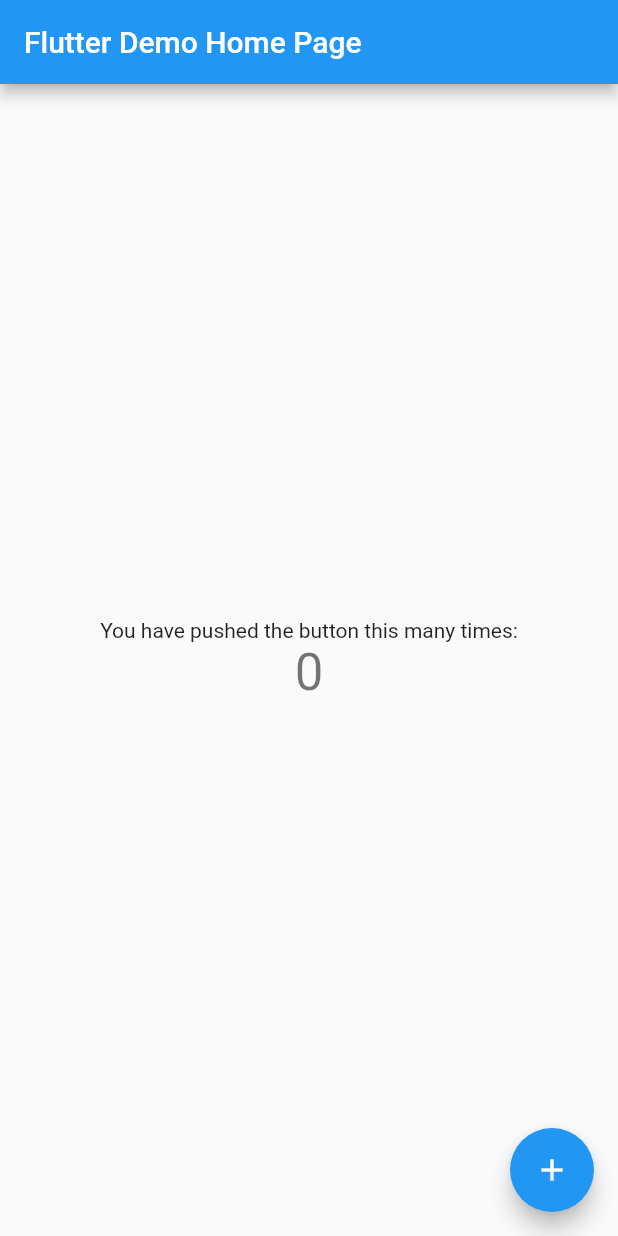
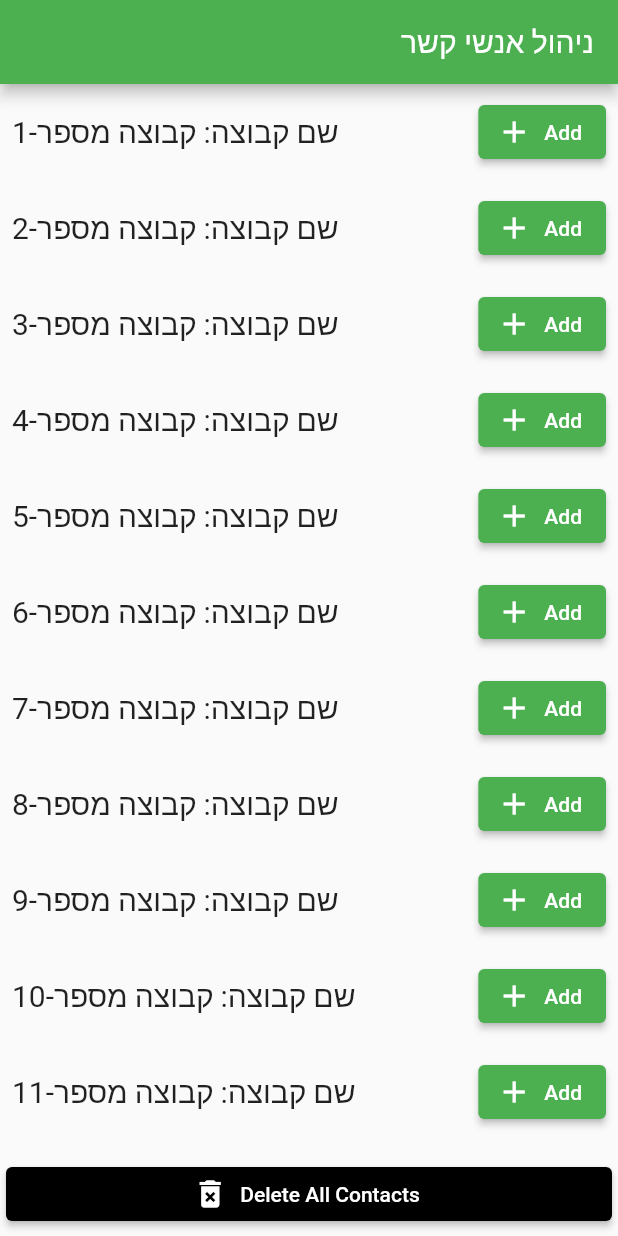
Before and after one commit to Yonatan-n/tarboot_hamal, a Flutter app: the screen it shows after launch, on a phone screen of 412 x 824 dp. Run offline on Flutter 3.47's test engine with Material 2 defaults, Android fonts, the phone set to English and light mode, and no system bars; our stand-ins replace flutter_contacts, shared_preferences.

Commit message:
starting to get some shape

```diff
--- /dev/null
+++ b/lib/AddContactsPage.dart
@@ -0,0 +1,242 @@
+import 'package:flutter/material.dart';
+import 'package:flutter_contacts/flutter_contacts.dart';
+import 'package:provider/provider.dart';
+import 'package:shared_preferences/shared_preferences.dart';
+import 'consts.dart';
+
+List<List<String>> temp = [
+  ["Dude 1", "0451123345"],
+  ["Dude 2", "0451123345"],
+  ["Dude 3", "0451123345"],
+  ["Dude 4", "0451123345"],
+  ["Dude 5", "0451123345"],
+  ["Dude 6", "0451123345"],
+  ["Dude 7", "0451123345"],
+  ["Dude 8", "0451123345"],
+  ["Dude 19", "0451123345"],
+  ["Dude 29", "0451123345"],
+  ["Dude 39", "0451123345"],
+  ["Dude 49", "0451123345"],
+  ["Dude 59", "0451123345"],
+  ["Dude 69", "0451123345"],
+  ["Dude 79", "0451123345"],
+  ["Dude 89", "0451123345"],
+  ["Dude 99", "0451123345"],
+  ["Dude 09", "0451123345"],
+  ["Dude 119", "0451123345"],
+  ["Dude 912", "0451123345"],
+  ["Dude 92", "0451123345"],
+  ["Dude 93", "0451123345"],
+  ["Dude 94", "0451123345"],
+  ["Dude 95", "0451123345"],
+  ["Dude 96", "0451123345"],
+  ["Dude 97", "0451123345"],
+  ["Dude 98", "0451123345"],
+  ["Dude 99", "0451123345"],
+  ["Dude 90", "0451123345"],
+  ["Dude 911", "0451123345"],
+  ["Dude 912", "0451123345"],
+  ["Dude 923", "0451123345"],
+  ["Dude 934", "0451123345"],
+  ["Dude 956", "0451123345"],
+  ["Dude 9566", "0451123345"],
+  ["Dude 961", "0451123345"],
+  ["Dude 962", "0451123345"],
+  ["Dude 9622", "0451123345"],
+  ["Dude 963", "0451123345"],
+  ["Dude 964", "0451123345"],
+  ["Dude 9666", "0451123345"],
+  ["Dude 9a", "0451123345"],
+  ["Dude 9c", "0451123345"],
+  ["Dude 9x", "0451123345"],
+  ["Dude 9z", "0451123345"],
+];
+
+class AddContactsPage extends StatelessWidget {
+  @override
+  Widget build(BuildContext context) {
+    return ListenableProvider(
+      create: (_) => ContactsPageModal(),
+      builder: (context, __) {
+        return Scaffold(
+          appBar: AppBar(
+            title: Row(
+              mainAxisAlignment: MainAxisAlignment.end,
+              children: [
+                Text("ניהול אנשי קשר"),
+              ],
+            ),
+          ),
+          body: Center(
+            child: Column(
+                crossAxisAlignment: CrossAxisAlignment.stretch,
+                children: [
+                  Expanded(
+                      child: ListView(
+                    children: [
+                      GroupMenu(groupName: "קבוצה מספר-1", group: temp),
+                      GroupMenu(groupName: "קבוצה מספר-2", group: temp),
+                      GroupMenu(groupName: "קבוצה מספר-3", group: temp),
+                      GroupMenu(groupName: "קבוצה מספר-4", group: temp),
+                      GroupMenu(groupName: "קבוצה מספר-5", group: temp),
+                      GroupMenu(groupName: "קבוצה מספר-6", group: temp),
+                      GroupMenu(groupName: "קבוצה מספר-7", group: temp),
+                      GroupMenu(groupName: "קבוצה מספר-8", group: temp),
+                      GroupMenu(groupName: "קבוצה מספר-9", group: temp),
+                      GroupMenu(groupName: "קבוצה מספר-10", group: temp),
+                      GroupMenu(groupName: "קבוצה מספר-11", group: temp),
+                      GroupMenu(groupName: "קבוצה מספר-12", group: temp),
+                    ],
+                  )),
+                  Padding(
+                    padding: const EdgeInsets.all(4),
+                    child: ElevatedButton.icon(
+                      style: ElevatedButton.styleFrom(
+                        primary: Colors.black,
+                      ),
+                      onPressed: () => context
+                          .read<ContactsPageModal>()
+                          .deleteAllContacts(context, HAMAL_GROUP_GENERAL),
+                      icon: Icon(Icons.delete_forever),
+                      label: Text('Delete All Contacts'),
+                    ),
+                  )
+                ]),
+          ),
+        );
+      },
+    );
+  }
+}
+
+class GroupMenu extends StatelessWidget {
+  final String groupName;
+  final List group;
+  const GroupMenu({this.groupName, this.group}) : super();
+
+  @override
+  Widget build(BuildContext context) {
+    return Padding(
+      padding: const EdgeInsets.all(8),
+      child: Row(
+        //  crossAxisAlignment: CrossAxisAlignment.,
+        mainAxisAlignment: MainAxisAlignment.spaceBetween,
+        children: <Widget>[
+          Text(
+            "שם קבוצה: " + groupName,
+            textAlign: TextAlign.right,
+            textDirection: TextDirection.rtl,
+            style: TextStyle(
+                fontSize: Theme.of(context).textTheme.headline6.fontSize),
+          ),
+          context.watch<ContactsPageModal>().groupsSaved.contains(groupName)
+              ? ElevatedButton.icon(
+                  style: ElevatedButton.styleFrom(
+                    primary: Colors.red,
+                  ),
+                  onPressed: () => context
+                      .read<ContactsPageModal>()
+                      .deleteAllContacts(context, groupName),
+                  icon: Icon(Icons.delete),
+                  label: Text('Delete'),
+                )
+              : ElevatedButton.icon(
+                  onPressed: () => context
+                      .read<ContactsPageModal>()
+                      .addAllContacts(context, groupName, group),
+                  icon: Icon(Icons.add),
+                  label: Text(
+                    'Add',
+                  ),
+                )
+        ],
+      ),
+    );
+  }
+}
+
+class ContactsPageModal extends ChangeNotifier {
+  int contactsCount;
+  Set<String> groupsSaved;
+  String groupNameModal;
+  int progressCurrent;
+  int progressTotal;
+
+  ContactsPageModal() {
+    this.contactsCount = 0;
+    this.groupsSaved = {};
+  }
+
+  void addAllContacts(
+    BuildContext context,
+    String groupName,
+    List<List<String>> group,
+  ) async {
+    bool isOk = await showAddDialog(context, groupName, false);
+    if (await FlutterContacts.requestPermission()) {
+      // List<Contact> contacts =
+      //     await FlutterContacts.getContacts(withProperties: true);
+
+      group.forEach((tuple) async {
+        print("ADDING : $tuple");
+        await (Contact()
+              ..name.first = tuple[0]
+              ..phones = [Phone(tuple[1])]
+              ..organizations = [
+                Organization(company: HAMAL_GROUP_GENERAL),
+                Organization(company: "__${groupName}__")
+              ])
+            .insert();
+      });
+    }
+  }
+
+  void deleteAllContacts(BuildContext context, String groupName) async {
+    bool isOk = await showAddDialog(context, groupName, true);
+    if (!isOk) return;
+    print("del");
+    showProgressDialog(context);
+    return;
+    List<Contact> contacts =
+        await FlutterContacts.getContacts(withProperties: true);
+    contacts
+        .where((contact) => contact.organizations
+            .contains(Organization(company: "__${groupName}__")))
+        .forEach((contact) async {
+      print("DELETE ${contact.displayName}");
+      await contact.delete();
+    });
+  }
+}
+
+Future<bool> showAddDialog(
+    BuildContext context, String groupName, bool isDelete) {
+  return showDialog(
+      context: context,
+      builder: (context) => AlertDialog(
+            title: Text(isDelete ? "מחק" : "הוסף" + " " + groupName),
+            // content: SingleChildScrollView(
+            //   child: Column(
+            //     children: [Text("האם את בטוחה?")],
+            //   ),
+            // ),
+            actions: [
+              TextButton(
+                  onPressed: () => Navigator.pop(context, false),
+                  child: Text("ביטול")),
+              TextButton(
+                  onPressed: () => Navigator.pop(context, true),
+                  child: Text("אוקיי")),
+            ],
+          ));
+}
+
+Future<void> showProgressDialog(context) {
+  return showDialog<void>(
+    context: context,
+    builder: (context) => AlertDialog(
+      title: Text("התקדמות"), // > diffrent name for this modal?
+      content: LinearProgressIndicator(),
+    ),
+  );
+}
--- /dev/null
+++ b/lib/consts.dart
@@ -0,0 +1 @@
+const String HAMAL_GROUP_GENERAL = "__HAMAL_GROUP_GENERAL__";
--- a/lib/main.dart
+++ b/lib/main.dart
@@ -1,4 +1,5 @@
 import 'package:flutter/material.dart';
+import 'AddContactsPage.dart';
 
 void main() {
   runApp(MyApp());
@@ -11,107 +12,14 @@ class MyApp extends StatelessWidget {
     return MaterialApp(
       title: 'Flutter Demo',
       theme: ThemeData(
-        // This is the theme of your application.
-        //
-        // Try running your application with "flutter run". You'll see the
-        // application has a blue toolbar. Then, without quitting the app, try
-        // changing the primarySwatch below to Colors.green and then invoke
-        // "hot reload" (press "r" in the console where you ran "flutter run",
-        // or simply save your changes to "hot reload" in a Flutter IDE).
-        // Notice that the counter didn't reset back to zero; the application
-        // is not restarted.
-        primarySwatch: Colors.blue,
-        // This makes the visual density adapt to the platform that you run
-        // the app on. For desktop platforms, the controls will be smaller and
-        // closer together (more dense) than on mobile platforms.
+        primarySwatch: Colors.green,
         visualDensity: VisualDensity.adaptivePlatformDensity,
       ),
-      home: MyHomePage(title: 'Flutter Demo Home Page'),
+      home: AddContactsPage(),
+      routes: {
+        '/home': (_) => null,
+        '/contacts': (_) => AddContactsPage(),
+      },
     );
   }
 }
-
-class MyHomePage extends StatefulWidget {
-  MyHomePage({Key key, this.title}) : super(key: key);
-
-  // This widget is the home page of your application. It is stateful, meaning
-  // that it has a State object (defined below) that contains fields that affect
-  // how it looks.
-
-  // This class is the configuration for the state. It holds the values (in this
-  // case the title) provided by the parent (in this case the App widget) and
-  // used by the build method of the State. Fields in a Widget subclass are
-  // always marked "final".
-
-  final String title;
-
-  @override
-  _MyHomePageState createState() => _MyHomePageState();
-}
-
-class _MyHomePageState extends State<MyHomePage> {
-  int _counter = 0;
-
-  void _incrementCounter() {
-    setState(() {
-      // This call to setState tells the Flutter framework that something has
-      // changed in this State, which causes it to rerun the build method below
-      // so that the display can reflect the updated values. If we changed
-      // _counter without calling setState(), then the build method would not be
-      // called again, and so nothing would appear to happen.
-      _counter++;
-    });
-  }
-
-  @override
-  Widget build(BuildContext context) {
-    // This method is rerun every time setState is called, for instance as done
-    // by the _incrementCounter method above.
-    //
-    // The Flutter framework has been optimized to make rerunning build methods
-    // fast, so that you can just rebuild anything that needs updating rather
-    // than having to individually change instances of widgets.
-    return Scaffold(
-      appBar: AppBar(
-        // Here we take the value from the MyHomePage object that was created by
-        // the App.build method, and use it to set our appbar title.
-        title: Text(widget.title),
-      ),
-      body: Center(
-        // Center is a layout widget. It takes a single child and positions it
-        // in the middle of the parent.
-        child: Column(
-          // Column is also a layout widget. It takes a list of children and
-          // arranges them vertically. By default, it sizes itself to fit its
-          // children horizontally, and tries to be as tall as its parent.
-          //
-          // Invoke "debug painting" (press "p" in the console, choose the
-          // "Toggle Debug Paint" action from the Flutter Inspector in Android
-          // Studio, or the "Toggle Debug Paint" command in Visual Studio Code)
-          // to see the wireframe for each widget.
-          //
-          // Column has various properties to control how it sizes itself and
-          // how it positions its children. Here we use mainAxisAlignment to
-          // center the children vertically; the main axis here is the vertical
-          // axis because Columns are vertical (the cross axis would be
-          // horizontal).
-          mainAxisAlignment: MainAxisAlignment.center,
-          children: <Widget>[
-            Text(
-              'You have pushed the button this many times:',
-            ),
-            Text(
-              '$_counter',
-              style: Theme.of(context).textTheme.headline4,
-            ),
-          ],
-        ),
-      ),
-      floatingActionButton: FloatingActionButton(
-        onPressed: _incrementCounter,
-        tooltip: 'Increment',
-        child: Icon(Icons.add),
-      ), // This trailing comma makes auto-formatting nicer for build methods.
-    );
-  }
-}
--- a/pubspec.yaml
+++ b/pubspec.yaml
@@ -25,7 +25,7 @@ dependencies:
     sdk: flutter
   flutter_contacts: ^0.3.3+1
   provider: ^5.0.0
-
+  shared_preferences: ^2.0.5
 
   # The following adds the Cupertino Icons font to your application.
   # Use with the CupertinoIcons class for iOS style icons.
```
Also changed, not shown: pubspec.lock.
